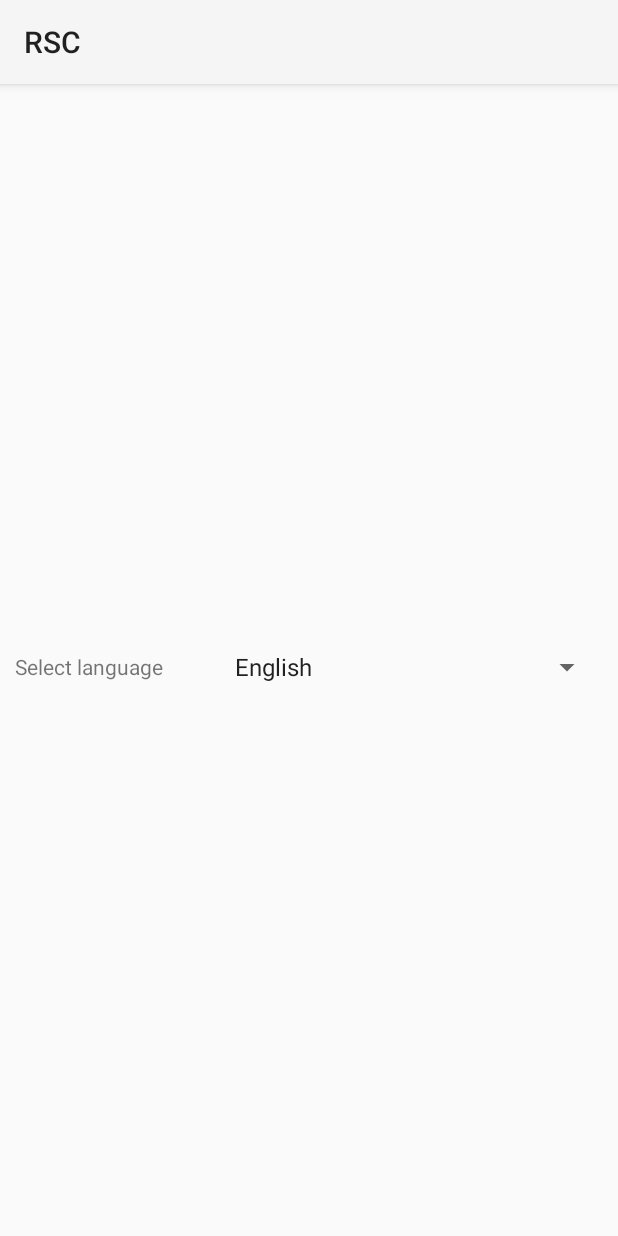
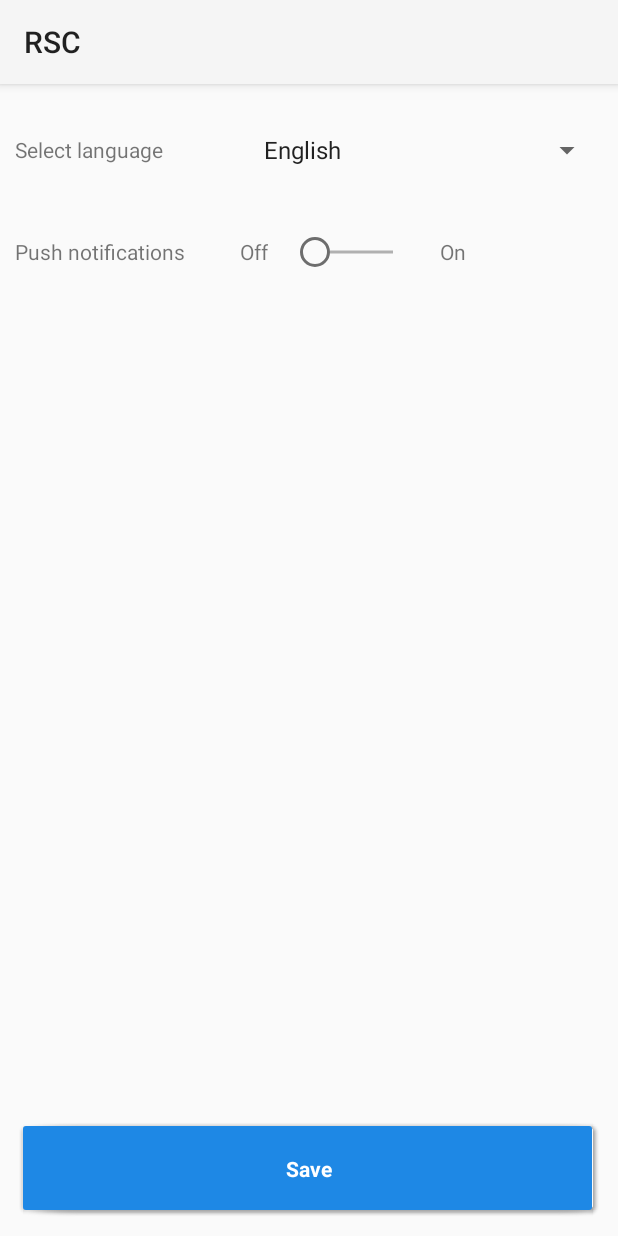
Before and after one commit to foivz/RSC-Asyncro-ALPHA, an Android app: the SettingsFragment screen opened directly, with no data from a screen before it, on a phone screen of 412 x 824 dp. Run offline under Robolectric (Android 15) with nearby library versions, the phone set to English and light mode, and no system bars; our stand-ins replace ButterKnife.

Commit message:
- My push

```diff
--- a/Mobile/RSC/app/src/main/java/com/alpha/asyncro/rsc/fragment/SettingsFragment.java
+++ b/Mobile/RSC/app/src/main/java/com/alpha/asyncro/rsc/fragment/SettingsFragment.java
@@ -1,66 +1,45 @@
 package com.alpha.asyncro.rsc.fragment;
 
-import android.content.Context;
+import android.content.Intent;
 import android.content.res.Configuration;
-import android.preference.PreferenceManager;
-import android.util.Log;
-import android.view.View;
-import android.widget.AdapterView;
 import android.widget.ArrayAdapter;
 import android.widget.Spinner;
-import android.widget.Toast;
 
+import com.alpha.asyncro.rsc.MainActivity;
 import com.alpha.asyncro.rsc.R;
 import com.alpha.asyncro.rsc.util.Preferences;
+import com.gc.materialdesign.views.Switch;
 import com.lightandroid.navigation.fragment.LightFragment;
 
 import java.util.Locale;
 
 import butterknife.InjectView;
+import butterknife.OnClick;
 
 /**
  * Created by lovro on 23/11/14.
  */
-public class SettingsFragment  extends LightFragment implements AdapterView.OnItemSelectedListener{
+public class SettingsFragment extends LightFragment {
 
     private Locale locale = Locale.ENGLISH;
 
 
     @InjectView(R.id.spLanguageType)
     Spinner spLanguageType;
+    @InjectView(R.id.swNotifications)
+    Switch swNotifications;
+
+    private String languageToLoad;
+
     @Override
     public int provideLayoutRes() {
         return R.layout.fragment_settings;
     }
+
     @Override
     public void main() {
         String[] languages = getLightActivity().getResources().getStringArray(R.array.arr_language);
         spLanguageType.setAdapter(new ArrayAdapter<String>(getLightActivity(), android.R.layout.simple_list_item_1, languages));
-        spLanguageType.setOnItemSelectedListener(this);
-    }
-
-    @Override
-    public void onItemSelected(AdapterView<?> adapterView, View view, int i, long l) {
-        //Toast.makeText(getActivity(),"Odabran je element na poziciji "+ i,Toast.LENGTH_LONG).show();
-
-        switch (i){
-            case 0:
-                String languageToLoad  = "en";
-                changeLang(languageToLoad);
-                Toast.makeText(getActivity(),"Language changed to english", Toast.LENGTH_LONG).show();
-                break;
-
-            case 1:
-                String languageToLoad_1  = "hr";
-                changeLang(languageToLoad_1);
-                Toast.makeText(getActivity(),"Jezik promjenjen u hrvatski", Toast.LENGTH_LONG).show();
-                break;
-        }
-    }
-
-    @Override
-    public void onNothingSelected(AdapterView<?> adapterView) {
-        //do nothing
     }
 
     @Override
@@ -76,28 +55,38 @@ public class SettingsFragment  extends LightFragment implements AdapterView.OnIt
     }
 
     public void changeLang(String lang) {
-        Log.d("Konfiguracija se mjenja","Konfiguracija nesto");
-
-
         Configuration config = getLightActivity().getResources().getConfiguration();
         if (!"".equals(lang) && !config.locale.getLanguage().equals(lang)) {
             Preferences.storeLanguage(lang, getLightActivity());
-
             locale = new Locale(lang);
             Locale.setDefault(locale);
             Configuration conf = new Configuration(config);
             conf.locale = locale;
             getLightActivity().getResources().updateConfiguration(conf, getLightActivity().getResources().getDisplayMetrics());
-
-            Log.d("Konfiguracija promjenjea","Konfiguracija promjenjea");
-
         }
     }
 
-    public static String getLang(Context context){
-        return Preferences.loadLanguage(context);
+    private void language(int i) {
+        switch (i) {
+            case 0:
+                languageToLoad = "en";
+                break;
+            case 1:
+                languageToLoad = "hr";
+                break;
+        }
     }
 
 
+    @OnClick(R.id.btnSave)
+    void save() {
+        language(spLanguageType.getSelectedItemPosition());
+        changeLang(languageToLoad);
+        Preferences.storeNotificationPref(getLightActivity(), swNotifications.isCheck());
+        startActivity(new Intent(getLightActivity(), MainActivity.class));
+        MainActivity.setFragments(null);
+        getActivity().finish();
+    }
+
 
 }
--- a/Mobile/RSC/app/src/main/res/layout/fragment_settings.xml
+++ b/Mobile/RSC/app/src/main/res/layout/fragment_settings.xml
@@ -1,37 +1,67 @@
 <?xml version="1.0" encoding="utf-8"?>
-<ScrollView xmlns:android="http://schemas.android.com/apk/res/android"
-
+<RelativeLayout xmlns:android="http://schemas.android.com/apk/res/android"
     android:layout_width="match_parent"
-    android:fillViewport="true"
-    android:layout_height="match_parent">
-
-    <LinearLayout
-        android:orientation="vertical"
-        android:layout_width="match_parent"
-        android:padding="10dp"
-        android:gravity="center"
+    xmlns:app="http://schemas.android.com/apk/res-auto"
+    android:padding="@dimen/md_10"
     android:layout_height="match_parent">
 
 
-
     <TableRow
+        android:id="@+id/trLanguage"
         android:layout_width="match_parent"
         android:gravity="center_vertical"
         android:layout_marginTop="10dp"
         android:layout_height="wrap_content">
 
         <TextView
-                android:layout_width="match_parent"
-                android:layout_weight="2"
+            android:layout_width="150dp"
             android:text="@string/lbl_language_type"
             android:layout_height="wrap_content" />
 
         <Spinner
             android:id="@+id/spLanguageType"
             android:layout_width="match_parent"
-                android:layout_weight="1"
             android:layout_height="wrap_content" />
     </TableRow>
 
-    </LinearLayout>
-</ScrollView>
+    <TableRow
+        android:layout_below="@+id/trLanguage"
+        android:id="@+id/trNotifications"
+        android:layout_marginTop="@dimen/md_20"
+        android:layout_width="match_parent"
+        android:gravity="center_vertical"
+        android:layout_height="wrap_content">
+
+        <TextView
+            android:width="150dp"
+            android:text="Push notifications"
+            android:layout_width="wrap_content"
+            android:layout_height="wrap_content" />
+
+        <TextView
+            android:text="Off"
+            android:layout_width="wrap_content"
+            android:layout_marginRight="@dimen/md_7"
+            android:layout_height="wrap_content" />
+
+        <com.gc.materialdesign.views.Switch
+            android:layout_width="100dp"
+            android:layout_height="wrap_content"
+            android:id="@+id/swNotifications" />
+
+        <TextView
+            android:text="On"
+            android:layout_marginLeft="@dimen/md_7"
+            android:layout_width="wrap_content"
+            android:layout_height="wrap_content" />
+    </TableRow>
+
+    <com.gc.materialdesign.views.ButtonRectangle
+        android:layout_width="match_parent"
+        android:id="@+id/btnSave"
+        android:layout_alignParentBottom="true"
+        android:text="@string/lbl_save"
+        app:rippleSpeed="1000"
+        android:layout_height="wrap_content" />
+
+</RelativeLayout>
--- a/Mobile/RSC/app/src/main/res/values/strings.xml
+++ b/Mobile/RSC/app/src/main/res/values/strings.xml
@@ -24,4 +24,5 @@
     <string name="lbl_id">Id:</string>
     <string name="lbl_logout">Logout</string>
     <string name="lbl_language_type">Select language</string>
+    <string name="lbl_save">Save</string>
 </resources>
```
Also changed, not shown: Mobile/RSC/app/src/main/java/com/alpha/asyncro/rsc/DonationActivity.java (added, +47 -0 lines), Mobile/RSC/app/src/main/java/com/alpha/asyncro/rsc/MainActivity.java (+7 -26 lines), Mobile/RSC/app/src/main/java/com/alpha/asyncro/rsc/data/RSCAPI.java (+8 -1 lines), Mobile/RSC/app/src/main/java/com/alpha/asyncro/rsc/data/controller/InstitutionController.java (+13 -3 lines), Mobile/RSC/app/src/main/java/com/alpha/asyncro/rsc/data/model/InstitutionRequest.java (added, +35 -0 lines), Mobile/RSC/app/src/main/java/com/alpha/asyncro/rsc/data/presenter/InstitutionPresenter.java (added, +30 -0 lines), Mobile/RSC/app/src/main/java/com/alpha/asyncro/rsc/event/OnLoginListener.java (+9 -0 lines), Mobile/RSC/app/src/main/java/com/alpha/asyncro/rsc/fragment/InstitutionsFragment.java (+31 -5 lines), Mobile/RSC/app/src/main/java/com/alpha/asyncro/rsc/fragment/LoginFragment.java (+2 -14 lines), Mobile/RSC/app/src/main/java/com/alpha/asyncro/rsc/util/Preferences.java (+17 -4 lines), Mobile/RSC/app/src/main/res/layout/activity_donation.xml (added, +7 -0 lines), Mobile/RSC/app/src/main/res/layout/item_institution.xml (added, +7 -0 lines). Lines whose indentation alone changed are shown as unchanged.
